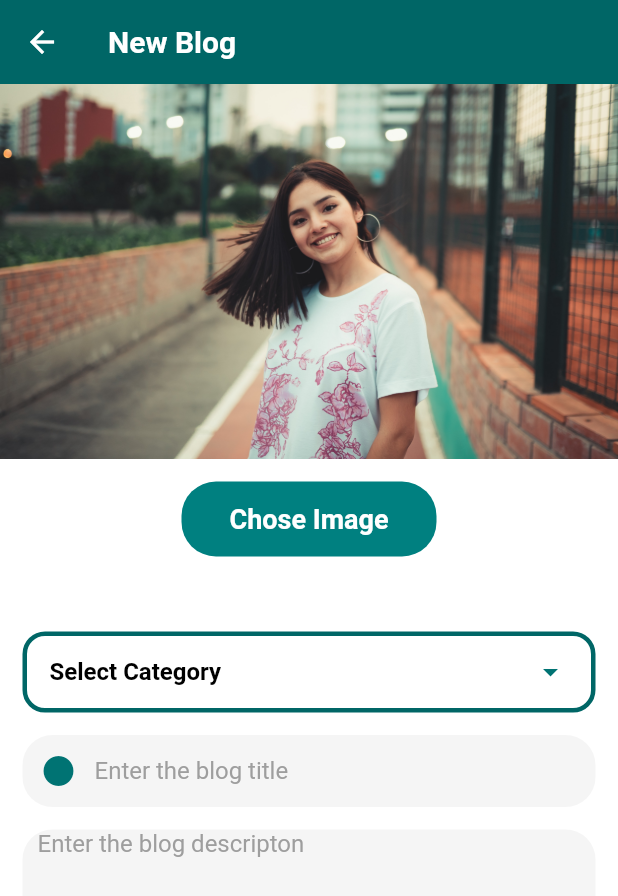
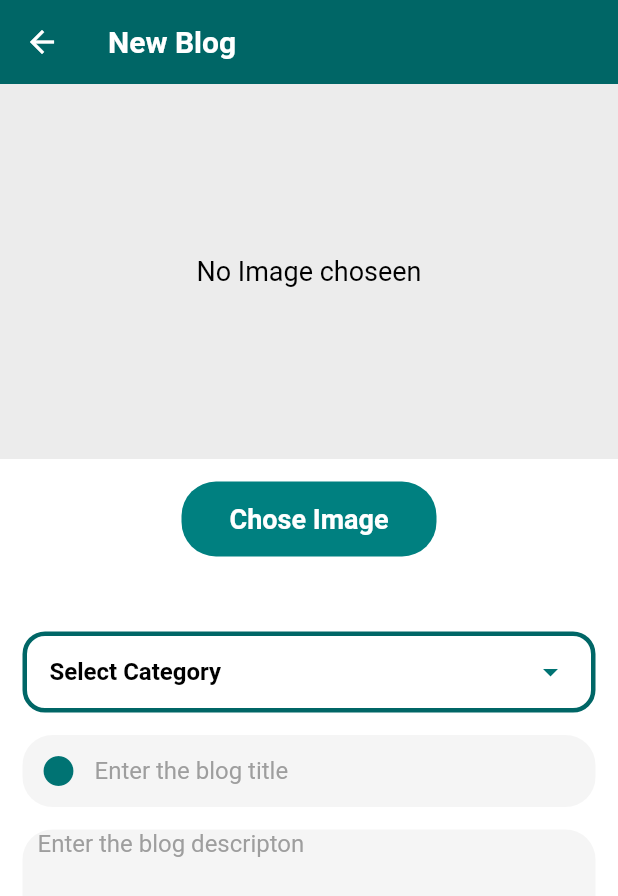
Before and after one commit to raselhossen125/blog_app, a Flutter app: the BlogPage screen opened by its route, after a tap on "Add blog", on a phone screen of 412 x 824 dp. Shown: the top 896 px of the screen. Run offline on Flutter 3.47's test engine with Material 2 defaults, Android fonts, the phone set to English and light mode, and no system bars; our stand-ins replace cloud_firestore, firebase_auth, firebase_core, firebase_storage, flutter_easyloading, get and 2 more; accounts and stored records are empty.

Commit message:
blog add

```diff
--- /dev/null
+++ b/lib/controlers/blog_controller.dart
@@ -0,0 +1,35 @@
+import 'dart:io';
+import 'package:blog_app/auth/auth_service.dart';
+import 'package:blog_app/db/db_helper.dart';
+import 'package:blog_app/models/blog_model.dart';
+import 'package:firebase_storage/firebase_storage.dart';
+import 'package:get/get_state_manager/get_state_manager.dart';
+import 'package:image_picker/image_picker.dart';
+
+class BlogController extends GetxController {
+  List<BlogModel> bloagList = [];
+
+  @override
+  void onInit() {
+    getAllBlogs();
+    super.onInit();
+  }
+
+  Future<void> addBlog(BlogModel blogModel) => DBHelper.addBlog(blogModel, AuthService.user!.uid);
+
+  getAllBlogs() {
+    DBHelper.getAllBlogs().listen((snapshort) {
+      bloagList = List.generate(snapshort.docs.length,
+          (index) => BlogModel.fromMap(snapshort.docs[index].data()));
+    });
+  }
+
+  Future<String> updateImage(XFile xFile) async {
+    final imagename = DateTime.now().millisecondsSinceEpoch.toString();
+    final photoRefarance =
+        FirebaseStorage.instance.ref().child('blogPictures/$imagename');
+    final uploadtask = photoRefarance.putFile(File(xFile.path));
+    final snapshort = await uploadtask.whenComplete(() => null);
+    return snapshort.ref.getDownloadURL();
+  }
+}
--- a/lib/controlers/user_controler.dart
+++ b/lib/controlers/user_controler.dart
@@ -1,3 +1,5 @@
+// ignore_for_file: override_on_non_overriding_member
+
 import 'package:blog_app/db/db_helper.dart';
 import 'package:blog_app/models/user_model.dart';
 import 'package:cloud_firestore/cloud_firestore.dart';
--- a/lib/db/db_helper.dart
+++ b/lib/db/db_helper.dart
@@ -1,16 +1,34 @@
+// ignore_for_file: unnecessary_string_interpolations
+
+import 'package:blog_app/models/blog_model.dart';
 import 'package:blog_app/models/user_model.dart';
 import 'package:cloud_firestore/cloud_firestore.dart';
 
 class DBHelper {
   static const usersCollection = 'Users';
+  static const blogsCollection = 'Blogs';
 
   static final FirebaseFirestore _db = FirebaseFirestore.instance;
 
   static Future<void> addUser(UserModel userModel) {
-    return _db.collection(usersCollection).doc(userModel.uId).set(userModel.toMap());
+    return _db
+        .collection(usersCollection)
+        .doc(userModel.uId)
+        .set(userModel.toMap());
   }
 
-  static Stream<DocumentSnapshot<Map<String, dynamic>>> getUserByUid(String uid) {
+  static Future<void> addBlog(BlogModel blogModel, uid) {
+    final doc = _db.collection(blogsCollection).doc();
+    blogModel.blogId = uid;
+    return doc.set(blogModel.toMap());
+  }
+
+  static Stream<DocumentSnapshot<Map<String, dynamic>>> getUserByUid(
+      String uid) {
     return _db.collection(usersCollection).doc(uid).snapshots();
   }
+
+  static Stream<QuerySnapshot<Map<String, dynamic>>> getAllBlogs() {
+    return _db.collection(blogsCollection).orderBy('$BlogCreationTime', descending: true).snapshots();
+  }
 }
--- /dev/null
+++ b/lib/models/blog_model.dart
@@ -0,0 +1,48 @@
+// ignore_for_file: constant_identifier_names
+
+import 'package:cloud_firestore/cloud_firestore.dart';
+
+const String BlogId = 'blogId';
+const String BlogTitle = 'title';
+const String BlogCategory = 'category';
+const String BlogImage = 'image';
+const String BlogDescripton = 'descripton';
+const String BlogCreationTime = 'blogCreationTime';
+
+class BlogModel {
+  String? blogId;
+  String title;
+  String category;
+  String image;
+  String descripton;
+  Timestamp blogCreationTime;
+
+  BlogModel({
+    this.blogId,
+    required this.title,
+    required this.category,
+    required this.image,
+    required this.descripton,
+    required this.blogCreationTime,
+  });
+
+  Map<String, dynamic> toMap() {
+    return <String, dynamic>{
+      BlogId: blogId,
+      BlogTitle: title,
+      BlogCategory: category,
+      BlogImage: image,
+      BlogDescripton: descripton,
+      BlogCreationTime: blogCreationTime,
+    };
+  }
+
+  factory BlogModel.fromMap(Map<String, dynamic> map) => BlogModel(
+        blogId: map[BlogId],
+        title: map[BlogTitle],
+        category: map[BlogCategory],
+        image: map[BlogImage],
+        descripton: map[BlogDescripton],
+        blogCreationTime: map[BlogCreationTime],
+      );
+}
--- /dev/null
+++ b/lib/utils/helper_function.dart
@@ -0,0 +1,5 @@
+import 'package:flutter/src/painting/text_style.dart';
+import 'package:intl/intl.dart';
+
+String getFormatedDateTime(DateTime dateTime, String patern) =>
+    DateFormat(patern).format(dateTime);
--- a/lib/views/add_blog_page.dart
+++ b/lib/views/add_blog_page.dart
@@ -1,11 +1,15 @@
-// ignore_for_file: use_key_in_widget_constructors, prefer_const_constructors, prefer_const_literals_to_create_immutables, must_be_immutable, sized_box_for_whitespace, unnecessary_null_comparison, unnecessary_this
+// ignore_for_file: use_key_in_widget_constructors, prefer_const_constructors, prefer_const_literals_to_create_immutables, must_be_immutable, sized_box_for_whitespace, unnecessary_null_comparison, unnecessary_this, unused_local_variable, use_build_context_synchronously
 
+import 'package:blog_app/controlers/blog_controller.dart';
+import 'package:blog_app/models/blog_model.dart';
 import 'package:blog_app/route/my_app_routes.dart';
 import 'package:blog_app/utils/colors.dart';
 import 'package:blog_app/widgets/my_textField.dart';
+import 'package:cloud_firestore/cloud_firestore.dart';
 import 'package:flutter/material.dart';
+import 'package:flutter_easyloading/flutter_easyloading.dart';
 import 'package:get/get.dart';
-
+import 'package:image_picker/image_picker.dart';
 import '../utils/style.dart';
 
 class AddBlogpage extends StatefulWidget {
@@ -14,11 +18,22 @@ class AddBlogpage extends StatefulWidget {
 }
 
 class _AddBlogpageState extends State<AddBlogpage> {
+  final blogController = Get.put(BlogController());
   late Size size;
   final titleController = TextEditingController();
   final descriptonController = TextEditingController();
-  final items = ['Sports', 'Movie', 'Game', 'Natok', 'Country'];
+  final items = ['Sports', 'Movie', 'Game', 'Natok', 'Country', 'Others'];
   String? dwValue;
+  String? imageUrl;
+  bool isGalary = true;
+
+  @override
+  void dispose() {
+    blogController.dispose();
+    titleController.dispose();
+    descriptonController.dispose();
+    super.dispose();
+  }
 
   @override
   Widget build(BuildContext context) {
@@ -47,12 +62,23 @@ class _AddBlogpageState extends State<AddBlogpage> {
           child: Column(
             children: [
               ClipRRect(
-                child: Image.asset(
-                  'images/image1.jpg',
-                  height: 250,
-                  width: size.width,
-                  fit: BoxFit.cover,
-                ),
+                child: imageUrl == null
+                    ? Container(
+                        alignment: Alignment.center,
+                        height: 250,
+                        width: size.width,
+                        color: Colors.grey.withOpacity(0.2),
+                        child: Text(
+                          'No Image choseen',
+                          style: mediamNormal,
+                        ),
+                      )
+                    : Image.network(
+                        imageUrl!,
+                        height: 250,
+                        width: size.width,
+                        fit: BoxFit.cover,
+                      ),
               ),
               SizedBox(height: 15),
               InkWell(
@@ -78,7 +104,10 @@ class _AddBlogpageState extends State<AddBlogpage> {
                           ),
                           SizedBox(height: 40),
                           TextButton.icon(
-                            onPressed: () {},
+                            onPressed: () {
+                              isGalary = false;
+                              _getImage();
+                            },
                             icon: Icon(
                               Icons.camera,
                               color: iconColor,
@@ -89,7 +118,10 @@ class _AddBlogpageState extends State<AddBlogpage> {
                             ),
                           ),
                           TextButton.icon(
-                            onPressed: () {},
+                            onPressed: () {
+                              isGalary = true;
+                              _getImage();
+                            },
                             icon: Icon(
                               Icons.image,
                               color: iconColor,
@@ -224,12 +256,36 @@ class _AddBlogpageState extends State<AddBlogpage> {
     );
   }
 
+  void _getImage() async {
+    final status = isGalary;
+    final selectedImage = await ImagePicker()
+        .pickImage(source: isGalary ? ImageSource.gallery : ImageSource.camera);
+    if (selectedImage != null) {
+      try {
+        EasyLoading.show(status: 'Please wait');
+        final url = await blogController.updateImage(selectedImage);
+        setState(() {
+          imageUrl = url;
+        });
+        Navigator.of(context).pop();
+        EasyLoading.dismiss();
+      } catch (e) {
+        EasyLoading.dismiss();
+        Get.snackbar('Error', e.toString());
+      }
+    }
+  }
+
   void _onUploadBlog() {
+    if (imageUrl == null) {
+      Get.snackbar('Error', 'Please chose blog image', colorText: Colors.black);
+      return;
+    }
     if (dwValue == null) {
       Get.snackbar(
         'Error',
         'Please chose the blog category',
-        colorText: Colors.white,
+        colorText: Colors.black,
       );
       return;
     }
@@ -237,7 +293,7 @@ class _AddBlogpageState extends State<AddBlogpage> {
       Get.snackbar(
         'Error',
         'Please enter the blog title',
-        colorText: Colors.white,
+        colorText: Colors.black,
       );
       return;
     }
@@ -245,10 +301,21 @@ class _AddBlogpageState extends State<AddBlogpage> {
       Get.snackbar(
         'Error',
         'Please enter the blog descripton',
-        colorText: Colors.white,
+        colorText: Colors.black,
       );
       return;
     }
-    Get.offAllNamed(MyAppRoutes.bottomNavPageRoute);
+    EasyLoading.show(status: 'Please wait');
+    final blogModel = BlogModel(
+      title: titleController.text,
+      category: dwValue!,
+      image: imageUrl!,
+      descripton: descriptonController.text,
+      blogCreationTime: Timestamp.now(),
+    );
+    blogController.addBlog(blogModel).then((value) {
+      EasyLoading.dismiss();
+      Get.offAllNamed(MyAppRoutes.bottomNavPageRoute);
+    });
   }
 }
--- a/lib/views/blog_page.dart
+++ b/lib/views/blog_page.dart
@@ -1,5 +1,6 @@
-// ignore_for_file: use_key_in_widget_constructors, prefer_const_constructors, prefer_const_literals_to_create_immutables, avoid_unnecessary_containers, sized_box_for_whitespace
+// ignore_for_file: use_key_in_widget_constructors, prefer_const_constructors, prefer_const_literals_to_create_immutables, avoid_unnecessary_containers, sized_box_for_whitespace, unnecessary_null_comparison, avoid_print
 
+import 'package:blog_app/controlers/blog_controller.dart';
 import 'package:blog_app/route/my_app_routes.dart';
 import 'package:blog_app/utils/colors.dart';
 import 'package:blog_app/utils/style.dart';
@@ -16,6 +17,7 @@ class BlogPage extends StatefulWidget {
 
 class _BlogPageState extends State<BlogPage> {
   bool isVisible = true;
+  final blogController = Get.put(BlogController());
 
   @override
   Widget build(BuildContext context) {
@@ -88,13 +90,20 @@ class _BlogPageState extends State<BlogPage> {
             }
             return true;
           },
-          child: ListView.builder(
-            padding: EdgeInsets.all(0),
-            itemCount: 5,
-            itemBuilder: (context, index) {
-              return BlogItem();
-            },
-          ),
+          child: blogController.bloagList != null
+              ? ListView.builder(
+                  padding: EdgeInsets.all(0),
+                  itemCount: blogController.bloagList.length,
+                  itemBuilder: (context, index) {
+                    final blogM = blogController.bloagList[index];
+                    return BlogItem(
+                      blogModel: blogM,
+                    );
+                  },
+                )
+              : Center(
+                  child: Text('No blog found'),
+                ),
         ),
       ),
     );
--- a/lib/widgets/blog_item.dart
+++ b/lib/widgets/blog_item.dart
@@ -1,10 +1,17 @@
-// ignore_for_file: prefer_const_constructors, prefer_const_literals_to_create_immutables, sized_box_for_whitespace, use_key_in_widget_constructors
+// ignore_for_file: prefer_const_constructors, prefer_const_literals_to_create_immutables, sized_box_for_whitespace, use_key_in_widget_constructors, must_be_immutable
 
-import 'package:blog_app/utils/colors.dart';
+import 'package:blog_app/models/blog_model.dart';
+import 'package:blog_app/utils/helper_function.dart';
 import 'package:flutter/material.dart';
 import '../utils/style.dart';
 
 class BlogItem extends StatelessWidget {
+  BlogModel blogModel;
+
+  BlogItem({
+    required this.blogModel,
+  });
+
   @override
   Widget build(BuildContext context) {
     return Padding(
@@ -29,10 +36,12 @@ class BlogItem extends StatelessWidget {
                         ),
                       ),
                       SizedBox(width: 10),
-                      Expanded(child: Text(
+                      Expanded(
+                        child: Text(
                           'Cristiano Ronaldo',
                           style: smallBold,
-                      ),)
+                        ),
+                      )
                     ],
                   ),
                   SizedBox(height: 10),
@@ -42,11 +51,11 @@ class BlogItem extends StatelessWidget {
                       mainAxisAlignment: MainAxisAlignment.spaceBetween,
                       children: [
                         Text(
-                          'April 20, 2022',
+                          getFormatedDateTime(blogModel.blogCreationTime.toDate(), 'MMM dd yyy'),
                           style: smallNormal,
                         ),
                         Text(
-                          '10: 25 am',
+                          getFormatedDateTime(blogModel.blogCreationTime.toDate(), 'hh : mm a'),
                           style: smallNormal,
                         ),
                       ],
@@ -63,8 +72,8 @@ class BlogItem extends StatelessWidget {
                 minWidth: double.infinity,
               ),
               child: ClipRRect(
-                child: Image.asset(
-                  'images/image2.jpg',
+                child: Image.network(
+                  blogModel.image,
                   width: double.infinity,
                   fit: BoxFit.cover,
                 ),
@@ -80,24 +89,27 @@ class BlogItem extends StatelessWidget {
                     children: [
                       Expanded(
                         child: Text(
-                          'Shakib all hasan',
-                          style: smallBold,
+                          blogModel.title,
+                          style: mediamBold,
                         ),
                       ),
                       SizedBox(width: 10),
                       Text(
-                        'Sports',
+                        blogModel.category,
                         style: smallBold,
                       ),
                     ],
                   ),
                   SizedBox(height: 15),
-                  Text(
-                    txt,
+                  Align(
+                    alignment: Alignment.centerLeft,
+                    child: Text(
+                      blogModel.descripton,
                       textAlign: TextAlign.justify,
                       style: TextStyle(
                         color: Colors.black,
                         fontSize: 16,
+                      ),
                     ),
                   ),
                 ],
```
Also changed, not shown: lib/views/auth/login_page.dart (+7 -0 lines), lib/views/auth/register_page.dart (+8 -0 lines). Lines whose indentation alone changed are shown as unchanged.
